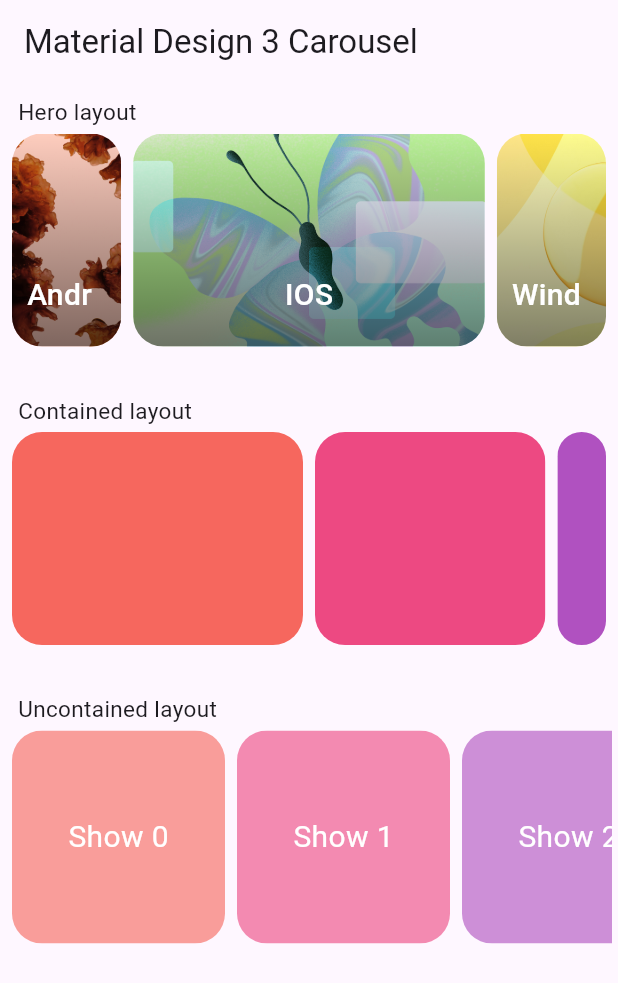
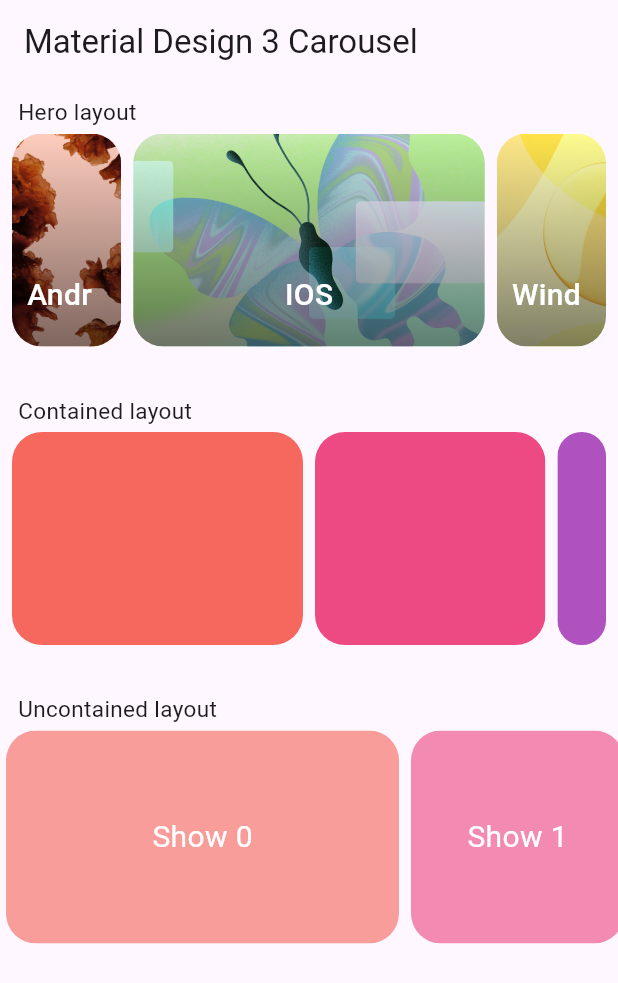
Before and after one commit to paadevelopments/m3_carousel, a Flutter app: the screen it shows after launch, on a phone screen of 412 x 824 dp. Shown: the top 983 px of the screen. Run offline on Flutter 3.47's test engine with Material 3 defaults, Android fonts, the phone set to English and light mode, and no system bars.

Commit message:
Ongoing work on v2.0.0 beta update.

```diff
--- a/example/lib/main.dart
+++ b/example/lib/main.dart
@@ -21,28 +21,22 @@ class MyApp extends StatelessWidget {
     ];
     return Scaffold(
       appBar: AppBar(title: const Text("Material Design 3 Carousel"),),
-      body: SingleChildScrollView(child: Padding(
-        padding: const EdgeInsets.symmetric(vertical: 0,horizontal: 4),
-        child: Column(children: [
+      body: SingleChildScrollView(child: Column(children: [
         Column(children: [
           const LabelWidget(text: "Hero layout",),
-            SizedBox(
-              width: double.maxFinite, height: 150,
-              child: M3Carousel(
+          LayoutWidget(child: M3Carousel(
             type: "hero",
+            heroAlignment: "center",
             onTap: (int tapIndex) => log(tapIndex.toString()),
-                children: images.asMap().entries.map(
-                  (listItem) => ImageElement(listValue: listItem.value,)
-                ).toList(),
-              ),
-            ),
+            children: images.asMap().entries.map((listItem) => ImageElement(
+              listValue: listItem.value,
+            )).toList(),
+          ),),
         ],),
         const SizedBox(height: 20,),
         Column(children: [
           const LabelWidget(text: "Contained layout",),
-            SizedBox(
-              width: double.maxFinite, height: 150,
-              child: M3Carousel(
+          LayoutWidget(child: M3Carousel(
             type: "contained",
             onTap: (int tapIndex) => log(tapIndex.toString()),
             children: List<Widget>.generate(10, (int index) {
@@ -51,27 +45,22 @@ class MyApp extends StatelessWidget {
                 child: const SizedBox.expand(),
               );
             }),
-              ),
-            ),
+          )),
         ],),
         const SizedBox(height: 20,),
         Column(children: [
           const LabelWidget(text: "Uncontained layout",),
-            SizedBox(
-              width: double.maxFinite, height: 150,
-              child: M3Carousel(
+          LayoutWidget(isExpanded: true, child: M3Carousel(
             type: "uncontained",
             freeScroll: false,
             onTap: (int tapIndex) => log(tapIndex.toString()),
             children: List<Widget>.generate(10, (int index){
               return ContainedLayoutCard(index: index, label: "Show $index");
             }),
-              ),
-            ),
+          )),
         ],),
         const SizedBox(height: 20,),
-        ],),
-      ),)
+      ],),)
     );
   }
 }
@@ -82,11 +71,27 @@ class LabelWidget extends StatelessWidget {
   @override
   Widget build(BuildContext context) {
     return Padding(
-      padding: const EdgeInsetsDirectional.only(top: 8.0, start: 8.0),
+      padding: const EdgeInsetsDirectional.only(top: 8.0, start: 12.0, end: 4.0),
       child: Align(alignment: Alignment.centerLeft,child: Text(
         text,
         style: const TextStyle(fontSize: 15),
       ),),
+    );
+  }
+}
+
+class LayoutWidget extends StatelessWidget {
+  final bool isExpanded;
+  final Widget child;
+  const LayoutWidget({super.key, this.isExpanded = false, required this.child});
+  @override
+  Widget build(BuildContext context) {
+    return Padding(
+      padding: isExpanded ? EdgeInsets.zero : const EdgeInsets.symmetric(vertical: 0,horizontal: 4),
+      child: SizedBox(
+        width: double.maxFinite, height: 150,
+        child: child,
+      ),
     );
   }
 }
--- a/example/lib/n.dart
+++ b/example/lib/n.dart
@@ -8,9 +8,17 @@ import "package:flutter/material.dart";
 class M3Carousel extends StatefulWidget {
 
   const M3Carousel({
-    super.key, this.width, this.height, this.type = "hero", this.isExtended = false, this.freeScroll = false,
-    this.heroAlignment = "center", this.uncontainedItemExtent = 150, this.uncontainedShrinkExtent = 50,
-    this.childElementBorderRadius = 20, this.onTap, required this.children,
+    super.key,
+    this.width,
+    this.height,
+    this.type = "hero",
+    this.isExtended = false,
+    this.freeScroll = false,
+    this.heroAlignment = "center",
+    this.uncontainedItemExtent = 270,
+    this.uncontainedShrinkExtent = 150,
+    this.childElementBorderRadius = 20,
+    this.onTap, required this.children,
   });
 
   final double? width;
@@ -30,8 +38,10 @@ class M3Carousel extends StatefulWidget {
 }
 class _M3CarouselState extends State<M3Carousel> {
 
-  double frameWidth = 0.0, frameHeight = 0.0;
-  bool initiated = false, isDragging = false, doInitialHeroCenterScroll = false;
+  double frameWidth = 0.0;
+  double frameHeight = 0.0;
+  bool initiated = false;
+  bool isDragging = false;
   CarouselController controller = CarouselController();
   List<int> layoutWeight = [];
   int itemScrolled = 0;
@@ -40,12 +50,18 @@ class _M3CarouselState extends State<M3Carousel> {
     double prevScrollPosition = controller.position.pixels, nextScrollPosition = 0.0;
     if (widget.type == "hero") {
       double shouldAddOrSubtract = (((layoutWeight.reduce(widget.heroAlignment == "left" ? max : min) * 10) / 100) * frameWidth);
+      int limit = 0;
+      switch(widget.heroAlignment) {
+        case "center":  limit = direction == 0 ? 0 : 3; break;
+        case "left":    limit = direction == 0 ? 0 : 2; break;
+        case "right":   limit = direction == 0 ? 0 : 2; break;
+      }
       if (direction == 0) {
-        if (itemScrolled <= (widget.heroAlignment == "left" ? 0 : 1)) return;
+        if (itemScrolled <= limit) return;
         nextScrollPosition = prevScrollPosition - shouldAddOrSubtract;
         itemScrolled -= 1;
       } else {
-        if (itemScrolled >= (widget.children.length - (widget.heroAlignment == "right" ? 1 : 2))) return;
+        if (itemScrolled >= (widget.children.length - limit)) return;
         nextScrollPosition = prevScrollPosition + shouldAddOrSubtract;
         itemScrolled += 1;
       }
@@ -98,34 +114,35 @@ class _M3CarouselState extends State<M3Carousel> {
     switch(widget.type) {
       case "hero":
         switch(widget.heroAlignment) {
-          case "left":    layoutWeight = [8,2];   break;
-          case "center":  layoutWeight = [2,6,2]; doInitialHeroCenterScroll = true; break;
-          default:        layoutWeight = [2,8];   doInitialHeroCenterScroll = true; break;
+          case "left":    layoutWeight = [8,2];   controller = CarouselController(initialItem: 0); break;
+          case "center":  layoutWeight = [2,6,2]; controller = CarouselController(initialItem: 1); break;
+          default:        layoutWeight = [2,8];   controller = CarouselController(initialItem: 1); break;
         }
+        break;
       case "contained":
         layoutWeight = widget.isExtended ? [4,3,2,1] : [5,4,1];
         break;
     }
-    WidgetsBinding.instance.addPostFrameCallback((_) => setState(() { initiated = true; }));
     super.initState();
   }
 
   @override
+  void dispose() {
+    controller.dispose();
+    super.dispose();
+  }
+
+  @override
   Widget build(BuildContext context) {
-    Future.delayed(Duration.zero,() {
-      if (!doInitialHeroCenterScroll) return;
-      doInitialHeroCenterScroll = false;
-      scrollFrame(1);
-    });
     return LayoutBuilder(builder: (_c,_d) {
       frameWidth = widget.width ?? _d.maxWidth;
       frameHeight = widget.height ?? _d.maxHeight;
-      return Stack(children: [
-        setGestureLayer(SizedBox(
+      return setGestureLayer(SizedBox(
         width: frameWidth,
         height: frameHeight,
         child: widget.type == "uncontained"
         ? CarouselView(
+          key: UniqueKey(),
           controller: controller,
           physics: widget.freeScroll ? null : const NeverScrollableScrollPhysics(),
           itemExtent: widget.uncontainedItemExtent,
@@ -139,9 +156,10 @@ class _M3CarouselState extends State<M3Carousel> {
           )).toList(),
         )
         : CarouselView.weighted(
+          key: UniqueKey(),
           controller: controller,
           layoutWeights: layoutWeight,
-            physics: widget.freeScroll ? null : const NeverScrollableScrollPhysics(),
+          physics: widget.freeScroll ? null : const NeverScrollableScrollPhysics().applyTo(const CarouselScrollPhysics()),
           itemSnapping: widget.freeScroll,
           children: widget.children.asMap().entries.map((listItem) => ClipRRect(
             borderRadius: BorderRadius.all(Radius.circular(widget.childElementBorderRadius)),
@@ -151,13 +169,7 @@ class _M3CarouselState extends State<M3Carousel> {
             ],),
           )).toList(),
         ),
-        )),
-        Container(
-          width: initiated ? 0 : frameWidth,
-          height: frameHeight,
-          decoration: const BoxDecoration(color: Colors.white),
-        )
-      ],);
+      ));
     });
   }
 }
--- a/example/lib/t.dart
+++ b/example/lib/t.dart
@@ -336,7 +336,7 @@ class _CarouselViewState extends State<CarouselView> {
                     itemExtent: _itemExtent!,
                     minExtent: widget.shrinkExtent,
                     delegate: SliverChildBuilderDelegate(
-                      (BuildContext context, int index) {
+                          (BuildContext context, int index) {
                         return Padding(
                           padding: effectivePadding,
                           child: widget.children.elementAt(index),
@@ -350,7 +350,7 @@ class _CarouselViewState extends State<CarouselView> {
                     shrinkExtent: widget.shrinkExtent,
                     weights: _weights!,
                     delegate: SliverChildBuilderDelegate(
-                      (BuildContext context, int index) {
+                          (BuildContext context, int index) {
                         return Padding(
                           padding: effectivePadding,
                           child: widget.children.elementAt(index),
@@ -820,8 +820,9 @@ class _RenderSliverWeightedCarousel extends RenderSliverFixedExtentBoxAdaptor {
               'This feature was deprecated after v3.20.0-7.0.pre.'
       )
       double itemExtent,
-      ) {
-    return math.max(_firstVisibleItemIndex, 0);
+  ) {
+    int a = math.max(_firstVisibleItemIndex.isNaN || _firstVisibleItemIndex.isInfinite ? 0 : _firstVisibleItemIndex, 0);
+    return a.isNaN || a.isInfinite ? 0 : a;
   }
 
   @override
```
Lines whose indentation alone changed are shown as unchanged.
